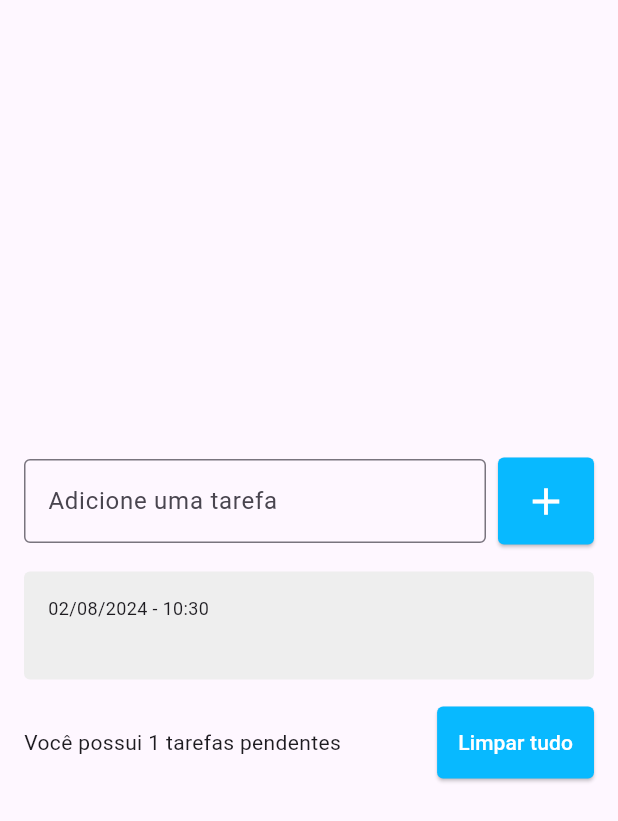
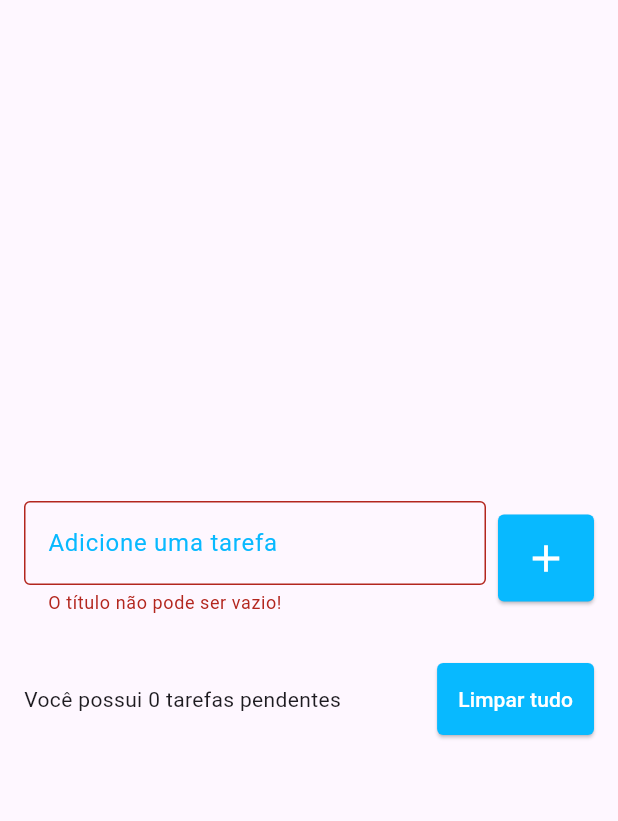
Before and after one commit to JAOGobi/todo-list-flutter, a Flutter app: the screen it shows after launch, after a tap on the "add" icon, on a phone screen of 412 x 824 dp. Shown: the top 821 px of the screen. Run offline on Flutter 3.47's test engine with Material 3 defaults, Android fonts, the phone set to English and light mode, and no system bars; drawn by our look-alikes of flutter_slidable; our stand-ins replace shared_preferences.

```diff
--- a/lib/models/todo.dart
+++ b/lib/models/todo.dart
@@ -1,5 +1,17 @@
 class Todo {
   Todo({required this.title, required this.dateTime});
+
+  Todo.fromJson(Map<String, dynamic> json)
+      : title = json['title'],
+        dateTime = DateTime.parse(json['datetime']);
+
   String title;
   DateTime dateTime;
+
+  Map<String, dynamic> toJson() {
+    return {
+      'title': title,
+      'datetime': dateTime.toIso8601String(),
+    };
+  }
 }
--- a/lib/pages/todo_list_page.dart
+++ b/lib/pages/todo_list_page.dart
@@ -1,9 +1,10 @@
 import 'package:flutter/material.dart';
 import 'package:todo_list/models/todo.dart';
+import 'package:todo_list/repositories/todo_repository.dart';
 import 'package:todo_list/widgets/todo_list_item.dart';
 
 class TodoListPage extends StatefulWidget {
-  TodoListPage({super.key});
+  const TodoListPage({super.key});
 
   @override
   State<TodoListPage> createState() => _TodoListPageState();
@@ -11,10 +12,25 @@ class TodoListPage extends StatefulWidget {
 
 class _TodoListPageState extends State<TodoListPage> {
   final TextEditingController todoController = TextEditingController();
+  final TodoRepository todoRepository = TodoRepository();
 
   List<Todo> todos = [];
+
   Todo? deletedTodo;
   int? deletedTodoPos;
+
+  String? errorText;
+
+  @override
+  void initState() {
+    super.initState();
+
+    todoRepository.getTodoList().then((value) {
+      setState(() {
+        todos = value;
+      });
+    });
+  }
 
   @override
   Widget build(BuildContext context) {
@@ -35,6 +51,16 @@ class _TodoListPageState extends State<TodoListPage> {
                           border: OutlineInputBorder(),
                           labelText: 'Adicione uma tarefa',
                           hintText: 'Ex. Estudar Flutter',
+                          errorText: errorText,
+                          focusedBorder: OutlineInputBorder(
+                            borderSide: BorderSide(
+                              color: Color.fromARGB(255, 8, 185, 255),
+                              width: 2,
+                            ),
+                          ),
+                          labelStyle: TextStyle(
+                            color: Color.fromARGB(255, 8, 185, 255),
+                          ),
                         ),
                       ),
                     ),
@@ -42,12 +68,22 @@ class _TodoListPageState extends State<TodoListPage> {
                     ElevatedButton(
                       onPressed: () {
                         String text = todoController.text;
+
+                        if (text.isEmpty) {
+                          setState(() {
+                            errorText = 'O título não pode ser vazio!';
+                          });
+                          return;
+                        }
+
                         setState(() {
                           Todo newTodo =
                               Todo(title: text, dateTime: DateTime.now());
                           todos.add(newTodo);
+                          errorText = null;
                         });
                         todoController.clear();
+                        todoRepository.saveTodoList(todos);
                       },
                       style: ElevatedButton.styleFrom(
                         backgroundColor: Color.fromARGB(255, 8, 185, 255),
@@ -115,6 +151,7 @@ class _TodoListPageState extends State<TodoListPage> {
     setState(() {
       todos.remove(todo);
     });
+    todoRepository.saveTodoList(todos);
 
     ScaffoldMessenger.of(context).clearSnackBars();
     ScaffoldMessenger.of(context).showSnackBar(
@@ -131,6 +168,7 @@ class _TodoListPageState extends State<TodoListPage> {
             setState(() {
               todos.insert(deletedTodoPos!, deletedTodo!);
             });
+            todoRepository.saveTodoList(todos);
           },
         ),
         duration: const Duration(seconds: 5),
@@ -173,5 +211,6 @@ class _TodoListPageState extends State<TodoListPage> {
     setState(() {
       todos.clear();
     });
+    todoRepository.saveTodoList(todos);
   }
 }
--- /dev/null
+++ b/lib/repositories/todo_repository.dart
@@ -0,0 +1,22 @@
+import 'dart:convert';
+
+import 'package:shared_preferences/shared_preferences.dart';
+import 'package:todo_list/models/todo.dart';
+
+const todoListKey = 'todo_list';
+
+class TodoRepository {
+  late SharedPreferences sharedPreferences;
+
+  Future<List<Todo>> getTodoList() async {
+    sharedPreferences = await SharedPreferences.getInstance();
+    final String jsonString = sharedPreferences.getString(todoListKey) ?? '[]';
+    final List jsonDecoded = json.decode(jsonString) as List;
+    return jsonDecoded.map((e) => Todo.fromJson(e)).toList();
+  }
+
+  void saveTodoList(List<Todo> todos) {
+    final String jsonString = json.encode(todos);
+    sharedPreferences.setString(todoListKey, jsonString);
+  }
+}
--- a/lib/widgets/todo_list_item.dart
+++ b/lib/widgets/todo_list_item.dart
@@ -18,6 +18,20 @@ class TodoListItem extends StatelessWidget {
     return Padding(
       padding: const EdgeInsets.symmetric(vertical: 2),
       child: Slidable(
+        endActionPane: ActionPane(
+          motion: DrawerMotion(),
+          extentRatio: 0.30,
+          children: [
+            SlidableAction(
+              backgroundColor: Colors.red,
+              icon: Icons.delete,
+              onPressed: (context) {
+                onDelete(todo);
+              },
+              label: 'deletar',
+            ),
+          ],
+        ),
         child: Container(
           decoration: BoxDecoration(
             borderRadius: BorderRadius.circular(4),
@@ -43,20 +57,6 @@ class TodoListItem extends StatelessWidget {
             ],
           ),
         ),
-        endActionPane: ActionPane(
-          motion: const DrawerMotion(),
-          extentRatio: 0.30,
-          children: [
-            SlidableAction(
-              backgroundColor: Colors.red,
-              icon: Icons.delete,
-              onPressed: (context) {
-                onDelete(todo);
-              },
-              label: 'deletar',
-            ),
-          ],
-        ),
       ),
     );
   }
--- a/pubspec.yaml
+++ b/pubspec.yaml
@@ -37,6 +37,7 @@ dependencies:
   cupertino_icons: ^1.0.6
   intl:
   flutter_slidable: ^3.1.1
+  shared_preferences: ^2.3.1
 
 dev_dependencies:
   flutter_test:
```
Also changed, not shown: pubspec.lock, 1 other file.
